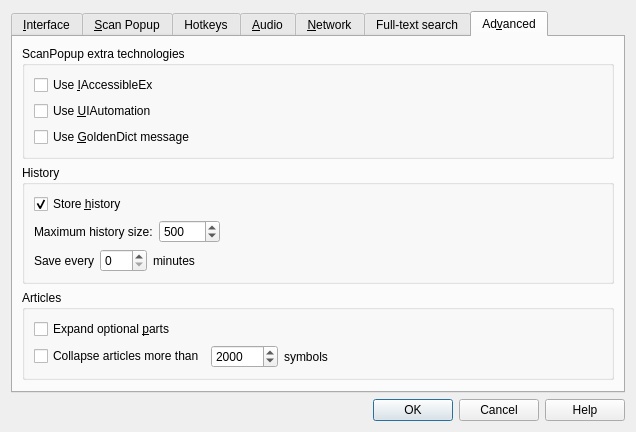
This is preferences.ui in goldendict/goldendict as Qt 5 draws it before an edit. The edited form follows.
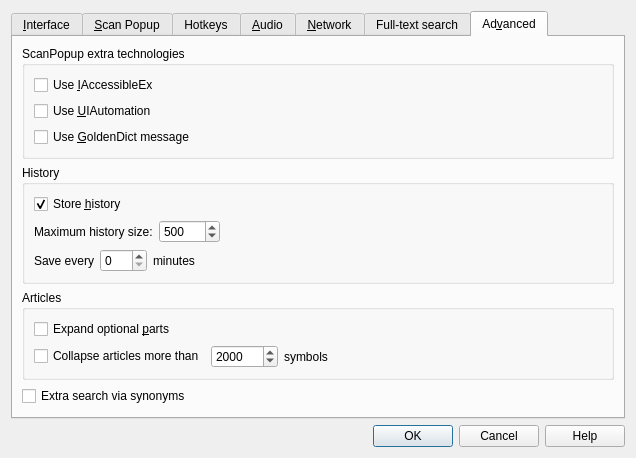
This is the edited form. The open tabs and pages were chosen to show the change. Icons and pictures are not drawn. Custom widgets are drawn as their Qt base class.

Commit message: Add option to enable/disable search via synonyms

```diff
--- a/preferences.ui
+++ b/preferences.ui
@@ -7,7 +7,7 @@
     <x>0</x>
     <y>0</y>
     <width>636</width>
-    <height>403</height>
+    <height>427</height>
    </rect>
   </property>
   <property name="windowTitle">
@@ -1580,6 +1580,17 @@
          </layout>
         </widget>
        </item>
+       <item>
+        <widget class="QCheckBox" name="synonymSearchEnabled">
+         <property name="toolTip">
+          <string>Turn this option on to enable extra articles search via synonym lists
+from Stardict, Babylon and GLS dictionaries</string>
+         </property>
+         <property name="text">
+          <string>Extra search via synonyms</string>
+         </property>
+        </widget>
+       </item>
        <item>
         <spacer name="verticalSpacer_17">
          <property name="orientation">
```
Left out of the diff: 2 changed lines with no effect on the pictures. The commit also changes 8 other files.
